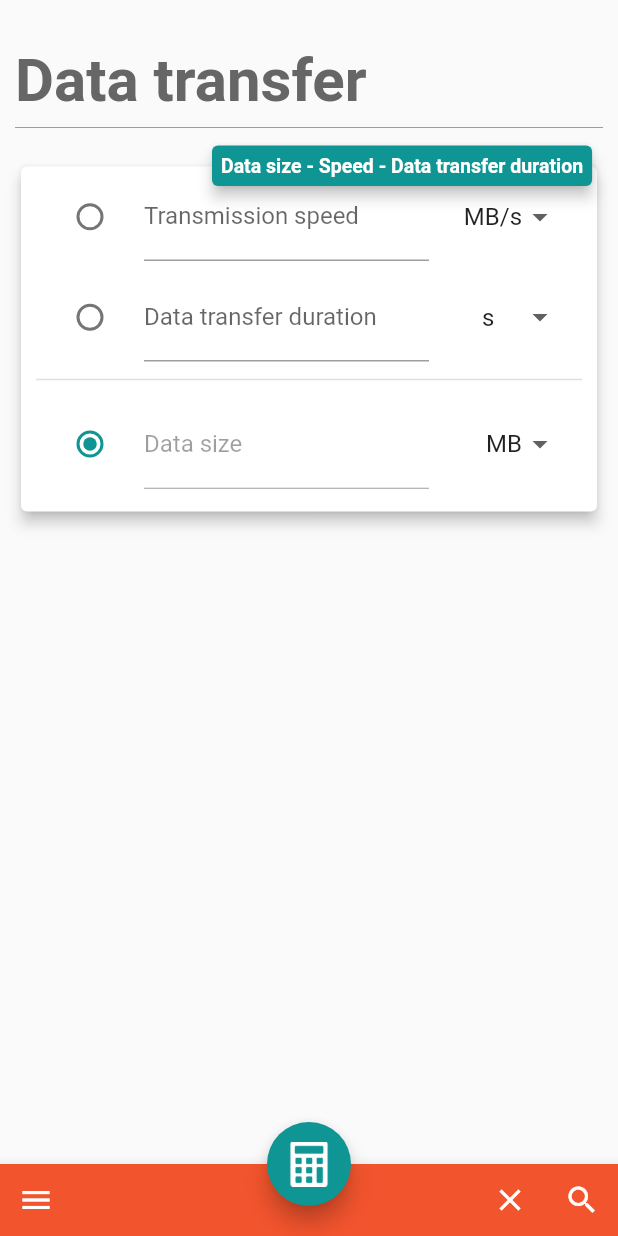
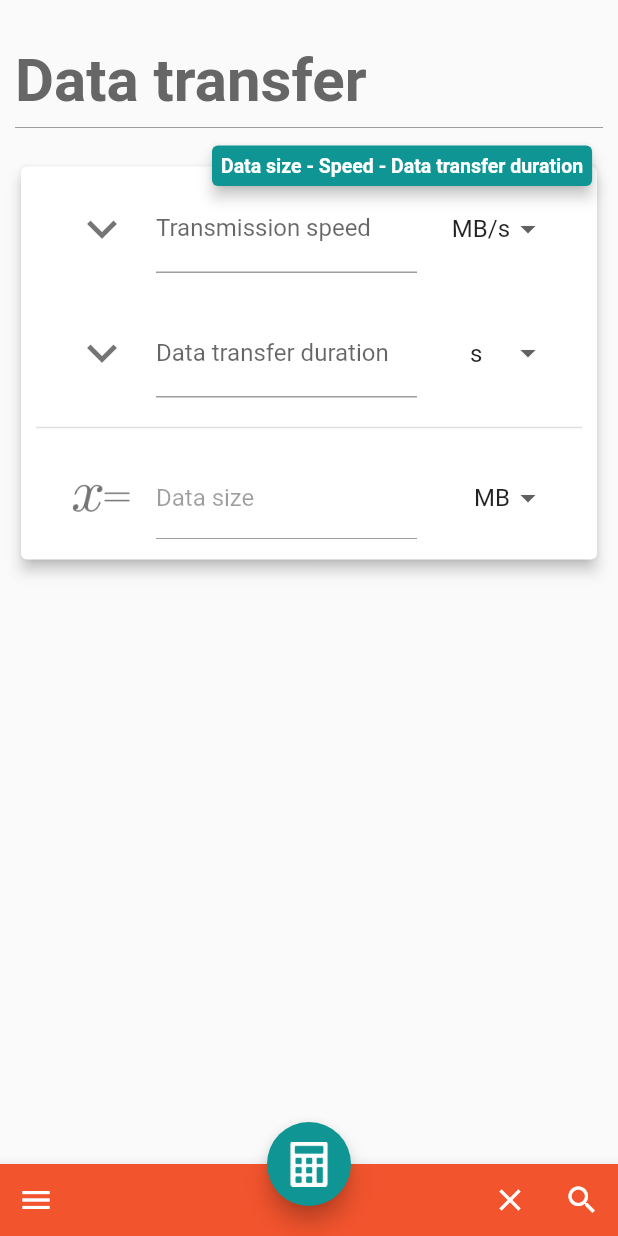
Before and after one commit to ferraridamiano/ConverterNOW, a Flutter app: the screen it shows after launch, on a phone screen of 412 x 824 dp. Run offline on Flutter 3.47's test engine with Material 2 defaults, Android fonts, the phone set to English and light mode, and no system bars; our stand-ins replace shared_preferences, url_launcher_web; missing offline and left inert: shared_preferences_web; network calls fail.

```diff
--- a/lib/managers/ToolsManager.dart
+++ b/lib/managers/ToolsManager.dart
@@ -2,14 +2,17 @@ import 'package:converterpro/utils/Localization.dart';
 import 'package:flutter/material.dart';
 import 'package:converterpro/utils/Utils.dart';
 
-int groupValue = 0;
+const int ANIMATION_DURATION = 3000; //milliseconds
+const int ANIMATIONS_OVERLAY = 10;  //percentage (0-100)
+int currentSelection = 0;
+List<int> positions = [0, 1];
+int ciao = 2;
 String dataSize = "MB";
 String dataSpeed = "MB/s";
 String dataDuration = "s";
 TextEditingController TEC1 = TextEditingController();
 TextEditingController TEC2 = TextEditingController();
 TextEditingController TEC3 = TextEditingController();
-
 
 class ToolsManager extends StatefulWidget {
   final Function openDrawer;
@@ -21,131 +24,162 @@ class ToolsManager extends StatefulWidget {
 }
 
 class _ToolsManager extends State<ToolsManager> {
-
   List<Widget> firstCard = new List(3);
-
   @override
   Widget build(BuildContext context) {
-
-    firstCard[0]=(RadioListTile<int>(
+    firstCard[0] = myListTile(
       key: ValueKey(0),
-                    value: 0,
-                    groupValue: groupValue,
+      selected: currentSelection == 0,
+      selectedLeading: Image.asset("resources/images/x.png",
+          width: 40,
+          color: MediaQuery.of(context).platformBrightness == Brightness.dark
+              ? Color(0xFFCCCCCC)
+              : Colors.black54),
+      unselectedLeading: Icon(Icons.expand_more,
+          size: 40,
+          color: MediaQuery.of(context).platformBrightness == Brightness.dark
+              ? Color(0xFFCCCCCC)
+              : Colors.black54),
       title: TextFormField(
         controller: TEC1,
-                      enabled: groupValue != 0,
+        enabled: currentSelection != 0,
         decoration: InputDecoration(labelText: "Data size"),
-                      keyboardType: TextInputType.numberWithOptions(decimal: true, signed: false),
-                      onChanged: (String text){
-                        if(text!="" && TEC2.text!=""){
+        keyboardType:
+            TextInputType.numberWithOptions(decimal: true, signed: false),
+        onChanged: (String text) {
+          if (text != "" && TEC2.text != "") {
             setState(() {
-                            TEC3.text = (double.parse(text)/double.parse(TEC2.text)).toString();
+              TEC3.text =
+                  (double.parse(text) / double.parse(TEC2.text)).toString();
             });
           }
         },
       ),
-                    secondary: Container(
+      trailing: Container(
         width: 70,
         alignment: Alignment.centerRight,
         child: DropdownButton<String>(
           value: dataSize,
           underline: SizedBox(),
-                        items: <String>['GB','MB', 'kB', 'B'].map((String value) {
+          items: <String>['GB', 'MB', 'kB', 'B'].map((String value) {
             return new DropdownMenuItem<String>(
               value: value,
               child: new Text(value),
             );
           }).toList(),
-                        onChanged: (String val){
+          onChanged: (String val) {
             setState(() {
               dataSize = val;
             });
           },
         ),
       ),
-                    onChanged: (int val) {
+      onTap: () {
         setState(() {
-                        groupValue = val;
+          currentSelection = 0;
         });
       },
-                  ));
-    firstCard[1]=(RadioListTile<int>(
+    );
+
+    firstCard[1] = myListTile(
       key: ValueKey(1),
-                    value: 1,
-                    groupValue: groupValue,
+      selected: currentSelection == 1,
+      selectedLeading: Image.asset("resources/images/x.png",
+          width: 40,
+          color: MediaQuery.of(context).platformBrightness == Brightness.dark
+              ? Color(0xFFCCCCCC)
+              : Colors.black54),
+      unselectedLeading: Icon(Icons.expand_more,
+          size: 40,
+          color: MediaQuery.of(context).platformBrightness == Brightness.dark
+              ? Color(0xFFCCCCCC)
+              : Colors.black54),
       title: TextFormField(
         controller: TEC2,
-                      enabled: groupValue != 1,
+        enabled: currentSelection != 1,
         decoration: InputDecoration(labelText: "Transmission speed"),
-                      keyboardType: TextInputType.numberWithOptions(decimal: true, signed: false),
-                      onChanged: (String text){
-                        if(text!="" && TEC1.text!=""){
+        keyboardType:
+            TextInputType.numberWithOptions(decimal: true, signed: false),
+        onChanged: (String text) {
+          if (text != "" && TEC1.text != "") {
             setState(() {
-                            TEC3.text = (double.parse(TEC1.text)/double.parse(text)).toString();
+              TEC3.text =
+                  (double.parse(TEC1.text) / double.parse(text)).toString();
             });
           }
         },
       ),
-                    secondary: Container(
+      trailing: Container(
         width: 70,
         alignment: Alignment.centerRight,
         child: DropdownButton<String>(
           value: dataSpeed,
           underline: SizedBox(),
-                        items: <String>['GB/s','MB/s', 'kB/s', 'B/s'].map((String value) {
+          items: <String>['GB/s', 'MB/s', 'kB/s', 'B/s'].map((String value) {
             return new DropdownMenuItem<String>(
               value: value,
               child: new Text(value),
             );
           }).toList(),
-                        onChanged: (String val){
+          onChanged: (String val) {
             setState(() {
               dataSpeed = val;
             });
           },
         ),
       ),
-                    onChanged: (int val) {
+      onTap: () {
         setState(() {
-                        groupValue = val;
+          currentSelection = 1;
         });
       },
-                  ));
-    firstCard[2]=(RadioListTile<int>(
+    );
+
+    firstCard[2] = myListTile(
       key: ValueKey(2),
-                    value: 2,
-                    groupValue: groupValue,
+      selected: currentSelection == 2,
+      selectedLeading: Image.asset("resources/images/x.png",
+          width: 40,
+          color: MediaQuery.of(context).platformBrightness == Brightness.dark
+              ? Color(0xFFCCCCCC)
+              : Colors.black54),
+      unselectedLeading: Icon(Icons.expand_more,
+          size: 40,
+          color: MediaQuery.of(context).platformBrightness == Brightness.dark
+              ? Color(0xFFCCCCCC)
+              : Colors.black54),
       title: TextFormField(
         controller: TEC3,
-                      enabled: groupValue != 2,
-                      decoration:InputDecoration(labelText: "Data transfer duration"),
-                      keyboardType: TextInputType.numberWithOptions(decimal: true, signed: false),
+        enabled: currentSelection != 2,
+        decoration: InputDecoration(labelText: "Data transfer duration"),
+        keyboardType:
+            TextInputType.numberWithOptions(decimal: true, signed: false),
       ),
-                    secondary: Container(
+      trailing: Container(
         width: 70,
         alignment: Alignment.centerRight,
         child: DropdownButton<String>(
           value: dataDuration,
           underline: SizedBox(),
-                        items: <String>['s','min', 'h', 'd'].map((String value) {
+          items: <String>['s', 'min', 'h', 'd'].map((String value) {
             return new DropdownMenuItem<String>(
               value: value,
               child: new Text(value),
             );
           }).toList(),
-                        onChanged: (String val){
+          onChanged: (String val) {
             setState(() {
               dataDuration = val;
             });
           },
         ),
       ),
-                    onChanged: (int val) {
+      onTap: () {
         setState(() {
-                        groupValue = val;
+          currentSelection = 2;
         });
       },
-                  ));
+    );
 
     return Scaffold(
         floatingActionButtonLocation: FloatingActionButtonLocation.centerDocked,
@@ -179,7 +213,7 @@ class _ToolsManager extends State<ToolsManager> {
                     icon: Icon(Icons.clear, color: Colors.white),
                     onPressed: () {
                       setState(() {
-                        TEC1.text=TEC2.text=TEC3.text="";
+                        TEC1.text = TEC2.text = TEC3.text = "";
                       });
                     },
                   ),
@@ -189,11 +223,6 @@ class _ToolsManager extends State<ToolsManager> {
                       Icons.search,
                       color: Colors.white,
                     ),
-                    /*onPressed: () async {
-                  final int paginaReindirizzamento=await showSearch(context: context,delegate: _searchDelegate);
-                  if(paginaReindirizzamento!=null)
-                    _onSelectItem(paginaReindirizzamento);
-                },*/
                   ),
                 ],
               )
@@ -212,48 +241,127 @@ class _ToolsManager extends State<ToolsManager> {
               body: Column(
                 children: [
                   AnimatedSwitcher(
-                      child: getfirstTwoTiles(firstCard, groupValue)[0],
-                      duration: Duration(milliseconds: 600,),
-                      transitionBuilder: (child, animation) {
-                        final  offsetAnimation =
-                          Tween<Offset>(begin: Offset(0.0, 1), end: Offset(0.0, 0.0)).animate(animation);
+                    child: getfirstTwoTiles(firstCard, currentSelection)[0],
+                    duration: Duration(
+                      milliseconds: ANIMATION_DURATION,
+                    ),
+                    switchInCurve: Curves.linear,
+                    switchOutCurve: Curves.linear,
+                    transitionBuilder:
+                        (Widget child, Animation<double> animation) {
+                      final outAnimation = Tween<Offset>(
+                              begin: Offset(0.0, 1.0), end: Offset(0.0, 0.0))
+                          .animate(animation);
+                      final inAnimation = Tween<Offset>(
+                              begin: Offset(0.0, -1.0), end: Offset(0.0, 0.0))
+                          .animate(animation);
+
+                      if (child.key == ValueKey(positions[0])) {
                         return ClipRect(
                           child: SlideTransition(
-                            position: offsetAnimation,
+                            position: inAnimation,
+                            child: Padding(
+                              padding: const EdgeInsets.all(8.0),
                               child: child,
                             ),
+                          ),
                         );
+                      } else {
+                        return ClipRect(
+                          child: SlideTransition(
+                            position: outAnimation,
+                            child: Padding(
+                              padding: const EdgeInsets.all(8.0),
+                              child: child,
+                            ),
+                          ),
+                        );
+                      }
                     },
                   ),
                   AnimatedSwitcher(
-                      child: getfirstTwoTiles(firstCard, groupValue)[1],
-                      duration: Duration(milliseconds: 600,),
-                      transitionBuilder: (child, animation) {
-                        final  offsetAnimation =
-                          Tween<Offset>(begin: Offset(0.0, 1), end: Offset(0.0, 0.0)).animate(animation);
+                    child: getfirstTwoTiles(firstCard, currentSelection)[1],
+                    duration: Duration(
+                      milliseconds: ANIMATION_DURATION,
+                    ),
+                    switchInCurve: Curves.linear,
+                    switchOutCurve: Curves.linear,
+                    transitionBuilder:
+                        (Widget child, Animation<double> animation) {
+                      final outAnimation = Tween<Offset>(
+                              begin: Offset(0.0, 1.0), end: Offset(0.0, 0.0))
+                          .animate(animation);
+                      final inAnimation = Tween<Offset>(
+                              begin: Offset(0.0, -1.0), end: Offset(0.0, 0.0))
+                          .animate(animation);
+
+                      if (child.key == ValueKey(positions[1])) {
                         return ClipRect(
                           child: SlideTransition(
-                            position: offsetAnimation,
+                            position: inAnimation,
+                            child: Padding(
+                              padding: const EdgeInsets.all(8.0),
                               child: child,
                             ),
+                          ),
                         );
+                      } else {
+                        return ClipRect(
+                          child: SlideTransition(
+                            position: outAnimation,
+                            child: Padding(
+                              padding: const EdgeInsets.all(8.0),
+                              child: child,
+                            ),
+                          ),
+                        );
+                      }
                     },
                   ),
-                  Divider(thickness: 1,),
+                  Divider(
+                    thickness: 1,
+                  ),
                   Container(
                     height: 70.0,
                     child: AnimatedSwitcher(
-                      child: firstCard[groupValue],
-                      duration: Duration(milliseconds: 600,),
-                      transitionBuilder: (child, animation) {
-                        final  offsetAnimation =
-                          Tween<Offset>(begin: Offset(0.0, -1), end: Offset(0.0, 0.0)).animate(animation);
+                      child: firstCard[currentSelection],
+                      duration: Duration(
+                        milliseconds: (ANIMATION_DURATION*200 / (ANIMATIONS_OVERLAY+100)).round(),
+                      ),
+                      switchInCurve: Interval((100-ANIMATIONS_OVERLAY)/200, 1,
+                          curve: Curves.linear), //Curves.elasticIn,
+                      switchOutCurve: Interval(0, (ANIMATIONS_OVERLAY+100)/200,
+                          curve: Curves.linear), //Curves.elasticOut,
+                      transitionBuilder:
+                          (Widget child, Animation<double> animation) {
+                        final outAnimation = Tween<Offset>(
+                                begin: Offset(0.0, 1.0), end: Offset(0.0, 0.0))
+                            .animate(animation);
+                        final inAnimation = Tween<Offset>(
+                                begin: Offset(0.0, -1.0), end: Offset(0.0, 0.0))
+                            .animate(animation);
+
+                        if (child.key == ValueKey(currentSelection)) {
                           return ClipRect(
                             child: SlideTransition(
-                            position: offsetAnimation,
+                              position: inAnimation,
+                              child: Padding(
+                                padding: const EdgeInsets.all(8.0),
                                 child: child,
                               ),
+                            ),
                           );
+                        } else {
+                          return ClipRect(
+                            child: SlideTransition(
+                              position: outAnimation,
+                              child: Padding(
+                                padding: const EdgeInsets.all(8.0),
+                                child: child,
+                              ),
+                            ),
+                          );
+                        }
                       },
                     ),
                   )
@@ -265,40 +373,49 @@ class _ToolsManager extends State<ToolsManager> {
   }
 }
 
-List getfirstTwoTiles(List tiles, selectedTile){
-
+List getfirstTwoTiles(List tiles, selectedTile) {
   List returnTiles = new List();
-
-  for(int i=0; i<tiles.length;i++){
-    if (i!=selectedTile)
+  int position = 0;
+  for (int i = 0; i < tiles.length; i++) {
+    if (i != selectedTile) {
       returnTiles.add(tiles[i]);
+      positions[position] = i;
+      position++;
+    }
   }
   return returnTiles;
-
 }
 
-Widget mySlideTransition(Widget child, Animation<double> animation) {
-    final  offsetAnimation =
-    Tween<Offset>(begin: Offset(0.0, 0.0), end: Offset(0.0, -1.0)).animate(animation);
-    return SlideTransition(
-        position: offsetAnimation,
-        child: child,
-    );
-}
+class myListTile extends StatelessWidget {
+  final Key key;
+  final Function onTap;
+  final Widget title;
+  final Widget selectedLeading;
+  final Widget unselectedLeading;
+  final Widget trailing;
+  final bool selected;
 
-class myRadioListTile extends StatelessWidget {
-  final Function onChanged;
-  final int value;
-  final int groupValue;
-  final Widget title;
-
-  myRadioListTile({this.onChanged, this.value, this.groupValue, this.title});
+  myListTile(
+      {this.key,
+      this.onTap,
+      this.title,
+      this.unselectedLeading,
+      this.selectedLeading,
+      this.selected,
+      this.trailing});
 
   @override
   Widget build(BuildContext context) {
-    return Row(children: [
-      Radio(onChanged: onChanged, value: value, groupValue: groupValue),
-      title
-    ]);
+    return Theme(
+      data: Theme.of(context).copyWith(
+          splashColor: Colors.transparent, highlightColor: Colors.transparent),
+      child: ListTile(
+        key: key,
+        leading: selected ? selectedLeading : unselectedLeading,
+        trailing: trailing,
+        title: title,
+        onTap: onTap,
+      ),
+    );
   }
 }
--- a/pubspec.yaml
+++ b/pubspec.yaml
@@ -76,3 +76,4 @@ flutter:
         - resources/images/conversione_base.png
         - resources/images/conversion.png
         - resources/images/tools.png
+        - resources/images/x.png
```
Also changed, not shown: pubspec.lock, resources/images/x.png (added), 2 other files. Lines whose indentation alone changed are shown as unchanged.
